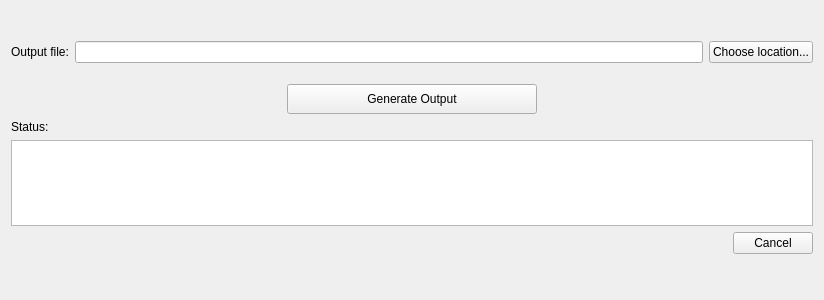
Above: NewGeneUI/NewGene/Widgets/CreateOutput/GenerateOutput/newgenegenerateoutput.ui from daniel347x/newgene before the change. Below: the same form after it.
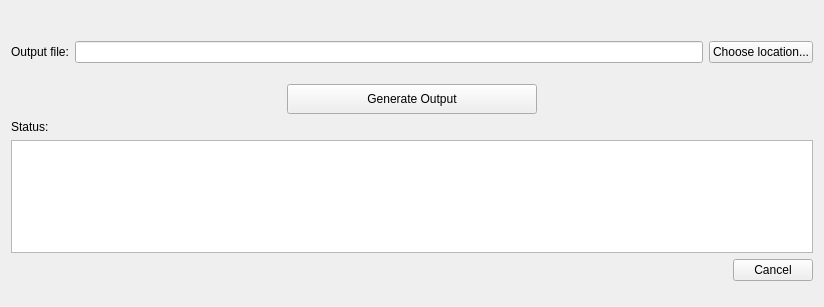
That is the form after the change.

Commit message: Change color/font of label progress text, and make variable entries in group boxes not editable.

Diff of the .ui file:
```diff
--- a/NewGeneUI/NewGene/Widgets/CreateOutput/GenerateOutput/newgenegenerateoutput.ui
+++ b/NewGeneUI/NewGene/Widgets/CreateOutput/GenerateOutput/newgenegenerateoutput.ui
@@ -7,7 +7,7 @@
     <x>0</x>
     <y>0</y>
     <width>824</width>
-    <height>300</height>
+    <height>307</height>
    </rect>
   </property>
   <property name="sizePolicy">
@@ -167,17 +167,23 @@
      <item>
       <layout class="QHBoxLayout" name="horizontalLayout_4">
        <item>
-        <spacer name="horizontalSpacer_3">
-         <property name="orientation">
-          <enum>Qt::Horizontal</enum>
+        <widget class="QLabel" name="labelOngoingPerformance">
+         <property name="sizePolicy">
+          <sizepolicy hsizetype="Preferred" vsizetype="Preferred">
+           <horstretch>1</horstretch>
+           <verstretch>0</verstretch>
+          </sizepolicy>
          </property>
-         <property name="sizeHint" stdset="0">
-          <size>
-           <width>40</width>
-           <height>20</height>
-          </size>
+         <property name="text">
+          <string/>
          </property>
-        </spacer>
+         <property name="textFormat">
+          <enum>Qt::RichText</enum>
+         </property>
+         <property name="indent">
+          <number>5</number>
+         </property>
+        </widget>
        </item>
        <item>
         <widget class="QPushButton" name="pushButton_cancel">
@@ -188,16 +194,6 @@
        </item>
       </layout>
      </item>
-     <item>
-      <widget class="QLabel" name="labelOngoingPerformance">
-       <property name="text">
-        <string/>
-       </property>
-       <property name="indent">
-        <number>5</number>
-       </property>
-      </widget>
-     </item>
     </layout>
    </item>
    <item>
```
The commit also changes 3 other files.
